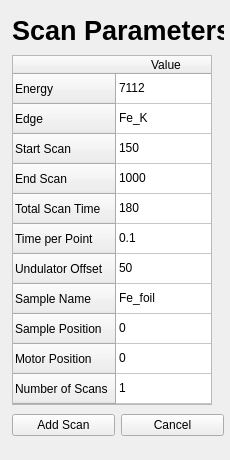
This is qexafs.ui in rjNemo/xafsManager as Qt 5 draws it before an edit. The edited form follows.
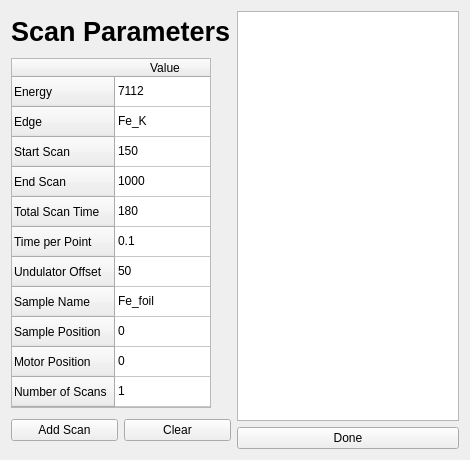
This is the edited form.

```diff
--- a/qexafs.ui
+++ b/qexafs.ui
@@ -6,22 +6,15 @@
    <rect>
     <x>0</x>
     <y>0</y>
-    <width>230</width>
+    <width>470</width>
     <height>460</height>
    </rect>
   </property>
   <property name="windowTitle">
    <string>Form</string>
   </property>
-  <widget class="QWidget" name="">
-   <property name="geometry">
-    <rect>
-     <x>12</x>
-     <y>12</y>
-     <width>212</width>
-     <height>427</height>
-    </rect>
-   </property>
+  <layout class="QHBoxLayout" name="horizontalLayout">
+   <item>
    <layout class="QGridLayout" name="gridLayout">
     <item row="0" column="0" colspan="2">
      <widget class="QLabel" name="label">
@@ -200,12 +193,27 @@
     <item row="2" column="1">
      <widget class="QPushButton" name="pushButton_2">
       <property name="text">
-       <string>Cancel</string>
+        <string>Clear</string>
       </property>
      </widget>
     </item>
    </layout>
-  </widget>
+   </item>
+   <item>
+    <layout class="QVBoxLayout" name="verticalLayout">
+     <item>
+      <widget class="QListWidget" name="listWidget"/>
+     </item>
+     <item>
+      <widget class="QPushButton" name="pushButton_3">
+       <property name="text">
+        <string>Done</string>
+       </property>
+      </widget>
+     </item>
+    </layout>
+   </item>
+  </layout>
  </widget>
  <resources/>
  <connections/>
```
Left out of the diff: 2 changed lines with no effect on the pictures. Lines whose indentation alone changed are shown as unchanged.
